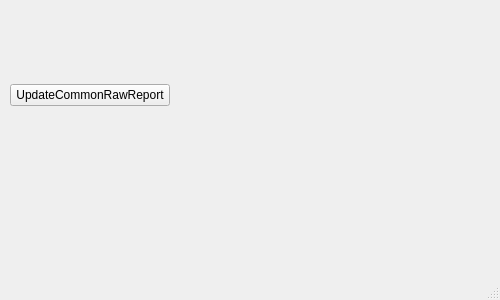
This is Dose/mainwindow.ui in ILisun24121981/Dose as Qt 5 draws it before an edit. The edited form follows.
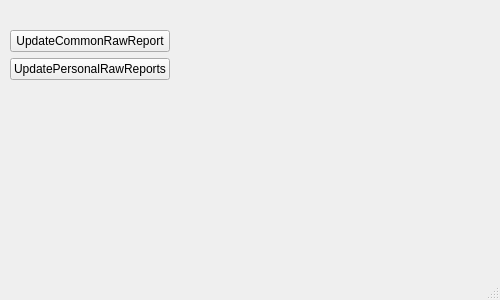
This is the edited form.

Diff of the .ui file:
```diff
--- a/Dose/mainwindow.ui
+++ b/Dose/mainwindow.ui
@@ -69,6 +69,26 @@
        </property>
       </widget>
      </item>
+     <item>
+      <widget class="QPushButton" name="btn_UpdPerRawReps">
+       <property name="text">
+        <string>UpdatePersonalRawReports</string>
+       </property>
+      </widget>
+     </item>
+     <item>
+      <spacer name="verticalSpacer">
+       <property name="orientation">
+        <enum>Qt::Vertical</enum>
+       </property>
+       <property name="sizeHint" stdset="0">
+        <size>
+         <width>20</width>
+         <height>40</height>
+        </size>
+       </property>
+      </spacer>
+     </item>
     </layout>
    </widget>
   </widget>
```
